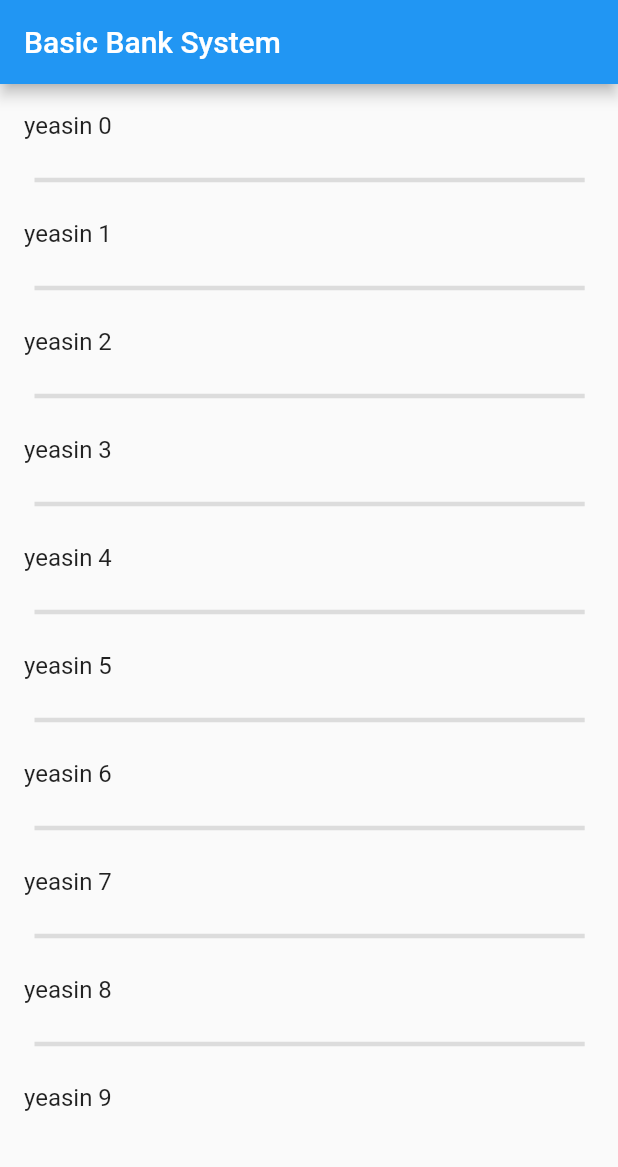
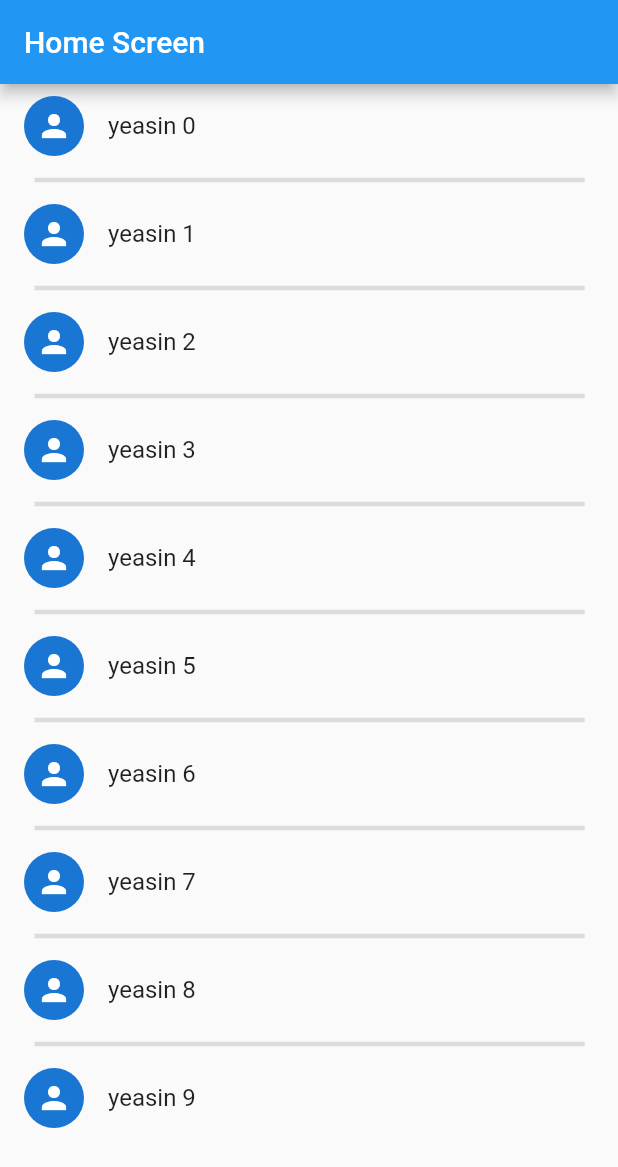
Before and after one commit to yeasin50/BasicBankSystem, a Flutter app: the screen it shows after launch, on a phone screen of 412 x 824 dp. Shown: the top 1167 px of the screen. Run offline on Flutter 3.47's test engine with Material 2 defaults, Android fonts, the phone set to English and light mode, and no system bars; our stand-ins replace google_fonts.

Commit message:
listDecoration

```diff
--- /dev/null
+++ b/lib/configs/size.dart
@@ -0,0 +1,31 @@
+import 'package:flutter/material.dart';
+
+class SizeConfig {
+  static MediaQueryData? _mediaQueryData;
+  static double? screenWidth;
+  static double? screenHeight;
+  static double? defaultSize;
+  static Orientation? orientation;
+
+  void init(BuildContext context) {
+    _mediaQueryData = MediaQuery.of(context);
+    screenWidth = _mediaQueryData!.size.width;
+    screenHeight = _mediaQueryData!.size.height;
+    orientation = _mediaQueryData!.orientation;
+  }
+}
+
+// Get the proportionate height as per screen size
+double getProportionateScreenHeight(double inputHeight) {
+  double screenHeight = SizeConfig.screenHeight!;
+  // 896 is the layout height that designer use
+  // or you can say iPhone 11
+  return (inputHeight / 896.0) * screenHeight;
+}
+
+// Get the proportionate height as per screen size
+double getProportionateScreenWidth(double inputWidth) {
+  double screenWidth = SizeConfig.screenWidth!;
+  // 414 is the layout width that designer use
+  return (inputWidth / 414.0) * screenWidth;
+}
--- a/lib/main.dart
+++ b/lib/main.dart
@@ -27,11 +27,10 @@ class MyHomePage extends StatefulWidget {
 class _MyHomePageState extends State<MyHomePage> {
   @override
   Widget build(BuildContext context) {
-    return Scaffold(
-      appBar: AppBar(
-        title: Text("Basic Bank System"),
+    return SafeArea(
+      child: Scaffold(
+        body: HomeScreen(),
       ),
-      body: HomeScreen(),
     );
   }
 }
--- a/lib/screens/homeScreen.dart
+++ b/lib/screens/homeScreen.dart
@@ -1,4 +1,8 @@
+import 'package:bank_app_social/configs/size.dart';
 import 'package:bank_app_social/provider/dummyData.dart';
+import 'package:bank_app_social/widgets/appBar.dart';
+import 'package:bank_app_social/widgets/client_row.dart';
+import 'package:flutter/foundation.dart';
 import 'package:flutter/material.dart';
 
 class HomeScreen extends StatefulWidget {
@@ -10,16 +14,27 @@ class _HomeScreenState extends State<HomeScreen> {
   var data = getdummyData;
   @override
   Widget build(BuildContext context) {
-    return ListView.separated(
+    SizeConfig().init(context);
+
+    return Column(
+      children: [
+        if (kIsWeb) MyAppBar("Home Screen"),
+        if (!kIsWeb)
+          AppBar(
+            title: const Text("Home Screen"),
+          ),
+        Expanded(
+          child: ListView.separated(
             itemCount: 10,
-      itemBuilder: (context, index) => ListTile(
-        title: Text(data[index].name),
-      ),
+            itemBuilder: (context, index) => ClientRow(data[index]),
             separatorBuilder: (BuildContext context, int index) => Divider(
               thickness: 3,
               endIndent: 22.2,
               indent: 23,
             ),
+          ),
+        ),
+      ],
     );
   }
 }
--- a/lib/widgets/client_row.dart
+++ b/lib/widgets/client_row.dart
@@ -0,0 +1,24 @@
+import 'dart:developer';
+
+import 'package:bank_app_social/models/client.dart';
+import 'package:flutter/material.dart';
+
+class ClientRow extends StatelessWidget {
+  final Client? client;
+  ClientRow(this.client);
+
+  @override
+  Widget build(BuildContext context) {
+    return Container(
+      child: ListTile(
+        onTap: () {
+          log("On Tap: ${client!.name}");
+        },
+        leading: CircleAvatar(
+          child: Icon(Icons.person),
+        ),
+        title: Text(client!.name),
+      ),
+    );
+  }
+}
```
Also changed, not shown: lib/configs/constans.dart (added, +23 -0 lines), lib/configs/theme.dart (added, +53 -0 lines), lib/widgets/appBar.dart (added, +30 -0 lines), pubspec.yaml (+1 -9 lines). Lines whose indentation alone changed are shown as unchanged.
